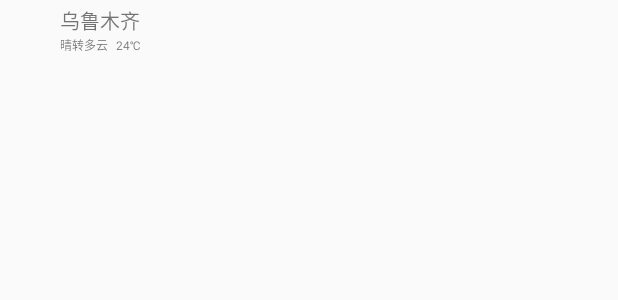
After one commit to LiuShengchieh/hengweather, an Android app: the layout widget_weather.xml on its own in the app's theme, with its tools: preview values and no code run, on a phone screen of 412 x 824 dp. The commit adds this screen. Shown: the top 300 px of the screen. Run offline under Robolectric (Android 15) with nearby library versions, the phone set to English and light mode, and no system bars.

Commit message:
桌面小部件初步完成；通知栏天气下雨带伞提醒

```diff
--- a/app/src/main/java/com/hengweather/android/util/L.java
+++ b/app/src/main/java/com/hengweather/android/util/L.java
@@ -23,7 +23,7 @@ public class L {
 
     public static final int NOTHING = 6;
 
-    public static int level = NOTHING;
+    public static int level = VERBOSE;
 
     public static void v(String tag, String msg) {
         if (level <= VERBOSE) {
--- a/app/src/main/java/com/hengweather/android/util/Utility.java
+++ b/app/src/main/java/com/hengweather/android/util/Utility.java
@@ -79,4 +79,5 @@ public class Utility {
             return ":-(";
         }
     }
+
 }
--- /dev/null
+++ b/app/src/main/res/layout/widget_weather.xml
@@ -0,0 +1,60 @@
+<?xml version="1.0" encoding="utf-8"?>
+<LinearLayout
+    xmlns:android="http://schemas.android.com/apk/res/android"
+    android:orientation="horizontal"
+    android:layout_width="wrap_content"
+    android:layout_height="wrap_content"
+    android:gravity="center">
+
+    <LinearLayout
+        android:layout_width="wrap_content"
+        android:layout_height="wrap_content"
+        android:gravity="center">
+
+        <ImageView
+            android:id="@+id/iv_weather"
+            android:layout_width="40dp"
+            android:layout_height="40dp" />
+
+    </LinearLayout>
+
+    <LinearLayout
+        android:layout_width="wrap_content"
+        android:layout_height="wrap_content"
+        android:orientation="vertical"
+        android:gravity="center">
+
+        <TextView
+            android:id="@+id/tv_city"
+            android:layout_weight="1"
+            android:layout_width="wrap_content"
+            android:layout_height="0dp"
+            android:text="乌鲁木齐"
+            android:textSize="13sp"/>
+
+        <LinearLayout
+            android:layout_weight="1"
+            android:layout_width="wrap_content"
+            android:layout_height="0dp"
+            android:orientation="horizontal">
+
+            <TextView
+                android:id="@+id/tv_weather"
+                android:layout_width="wrap_content"
+                android:layout_height="wrap_content"
+                android:text="晴转多云"
+                android:textSize="8sp"/>
+
+            <TextView
+                android:id="@+id/tv_temp"
+                android:layout_marginLeft="5dp"
+                android:layout_width="wrap_content"
+                android:layout_height="wrap_content"
+                android:text="24℃"
+                android:textSize="8sp"/>
+
+        </LinearLayout>
+
+    </LinearLayout>
+
+</LinearLayout>
```
Also changed, not shown: app/src/main/AndroidManifest.xml (+10 -0 lines), app/src/main/java/com/hengweather/android/WeatherFragment.java (+11 -0 lines), app/src/main/java/com/hengweather/android/ui/SettingActivity.java (+11 -0 lines), app/src/main/java/com/hengweather/android/widget/WeatherWidgetProvider.java (added, +241 -0 lines), app/src/main/res/xml/app_widget_provider_info.xml (added, +8 -0 lines), app/src/main/res/drawable/widgetpreview.png (added).
